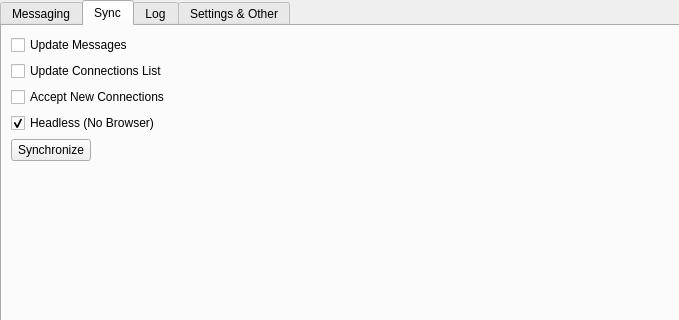
This is src/gui/ui/instancewidget.ui in smalbadger/social as Qt 5 draws it before an edit; both pictures show x 0 to 679 and y 0 to 320 of the 1059 by 521 pixel window. The edited form follows.
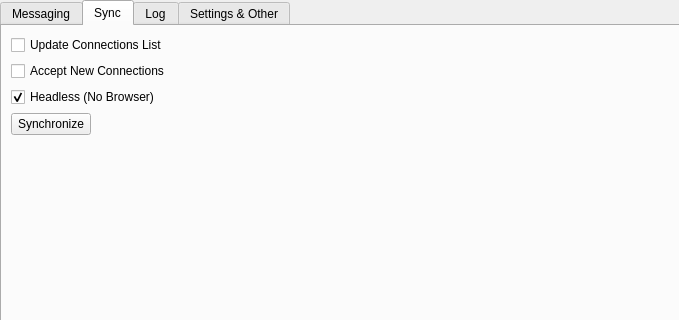
This is the edited form. The open tabs and pages were chosen to show the change. Icons and pictures are not drawn.

Commit message: created function to migrate an account from Tony's database and look for the CRC in previous messages if the CRC is not the default.

```diff
--- a/src/gui/ui/instancewidget.ui
+++ b/src/gui/ui/instancewidget.ui
@@ -399,38 +399,31 @@
        <item row="0" column="0">
         <layout class="QVBoxLayout" name="verticalLayout_4">
          <item>
-          <layout class="QFormLayout" name="formLayout">
-           <item row="0" column="0">
-            <widget class="QCheckBox" name="updateMessagesBox">
-             <property name="text">
-              <string>Update Messages</string>
-             </property>
-            </widget>
-           </item>
-           <item row="3" column="0">
-            <widget class="QCheckBox" name="headlessBoxSync">
-             <property name="text">
-              <string>Headless (No Browser)</string>
-             </property>
-             <property name="checked">
-              <bool>true</bool>
-             </property>
-            </widget>
-           </item>
-           <item row="1" column="0">
+          <layout class="QVBoxLayout" name="verticalLayout_3">
+           <item>
             <widget class="QCheckBox" name="updateConnectionsBox">
              <property name="text">
               <string>Update Connections List</string>
              </property>
             </widget>
            </item>
-           <item row="2" column="0">
+           <item>
             <widget class="QCheckBox" name="newConnectionsBox">
              <property name="text">
               <string>Accept New Connections</string>
              </property>
             </widget>
            </item>
+           <item>
+            <widget class="QCheckBox" name="headlessBoxSync">
+             <property name="text">
+              <string>Headless (No Browser)</string>
+             </property>
+             <property name="checked">
+              <bool>true</bool>
+             </property>
+            </widget>
+           </item>
           </layout>
          </item>
          <item>
```
Left out of the diff: 2 changed lines with no effect on the pictures. The commit also changes 4 other files.
